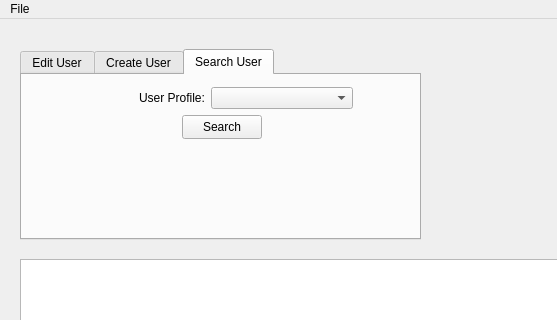
The window that QtCafeWorkforceManager/SysAdminWindow.ui (wreathe-unreal/CSIT314-Project) describes before a commit, drawn with Qt 5; both pictures show x 0 to 557 and y 0 to 320 of the 800 by 576 pixel window.
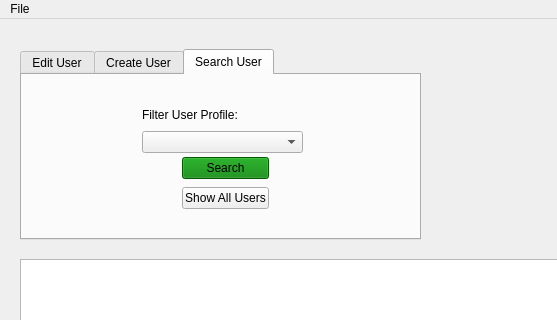
The same window after the commit. The open tabs and pages were chosen to show the change. Icons and pictures are not drawn.

Diff of the .ui file:
```diff
--- a/QtCafeWorkforceManager/SysAdminWindow.ui
+++ b/QtCafeWorkforceManager/SysAdminWindow.ui
@@ -391,33 +391,49 @@
      <attribute name="title">
       <string>Search User</string>
      </attribute>
-     <widget class="QPushButton" name="searchButton">
+     <widget class="QWidget" name="">
       <property name="geometry">
        <rect>
         <x>160</x>
-        <y>40</y>
-        <width>80</width>
-        <height>24</height>
+        <y>80</y>
+        <width>87</width>
+        <height>56</height>
        </rect>
       </property>
-      <property name="text">
-       <string>Search</string>
-      </property>
+      <layout class="QVBoxLayout" name="verticalLayout">
+       <item>
+        <widget class="QPushButton" name="searchButton">
+         <property name="styleSheet">
+          <string notr="true">background-color: green;</string>
+         </property>
+         <property name="text">
+          <string>Search</string>
+         </property>
+        </widget>
+       </item>
+       <item>
+        <widget class="QPushButton" name="showAllUsersButton">
+         <property name="text">
+          <string>Show All Users</string>
+         </property>
+        </widget>
+       </item>
+      </layout>
      </widget>
-     <widget class="QWidget" name="layoutWidget">
+     <widget class="QWidget" name="">
       <property name="geometry">
        <rect>
-        <x>40</x>
-        <y>10</y>
-        <width>291</width>
-        <height>26</height>
+        <x>120</x>
+        <y>30</y>
+        <width>161</width>
+        <height>48</height>
        </rect>
       </property>
-      <layout class="QHBoxLayout" name="horizontalLayout_9">
-       <item alignment="Qt::AlignRight">
+      <layout class="QVBoxLayout" name="verticalLayout_2">
+       <item>
         <widget class="QLabel" name="label_10">
          <property name="text">
-          <string>User Profile:</string>
+          <string>Filter User Profile: </string>
          </property>
         </widget>
        </item>
```
Left out of the diff: 29 changed lines with no effect on the pictures.
